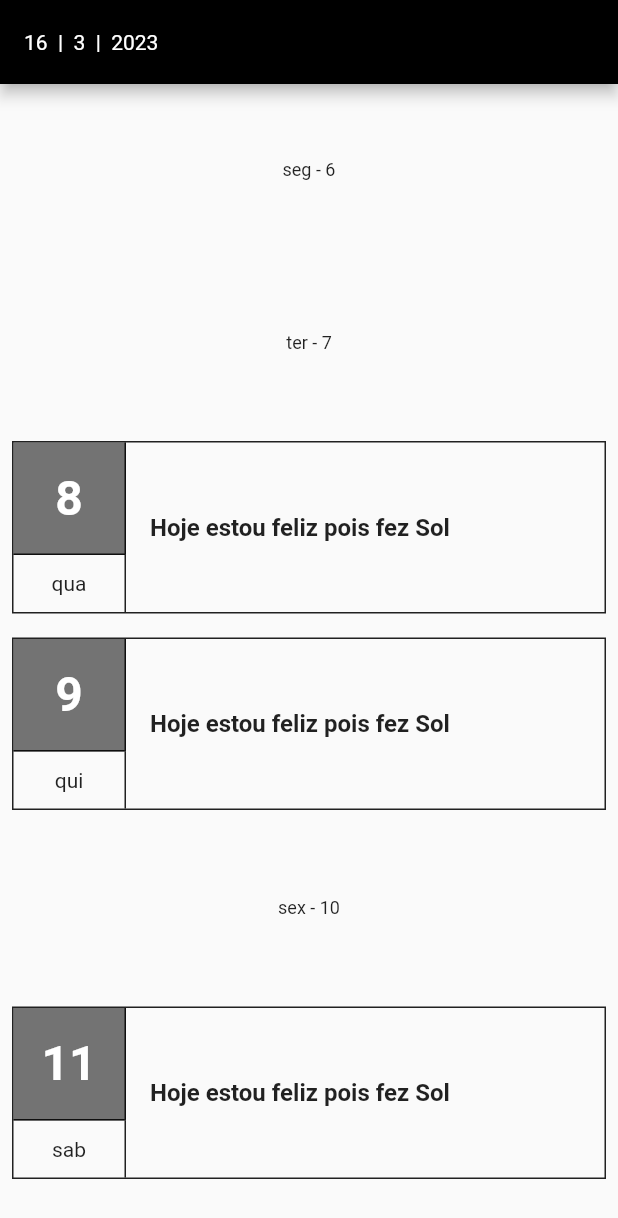
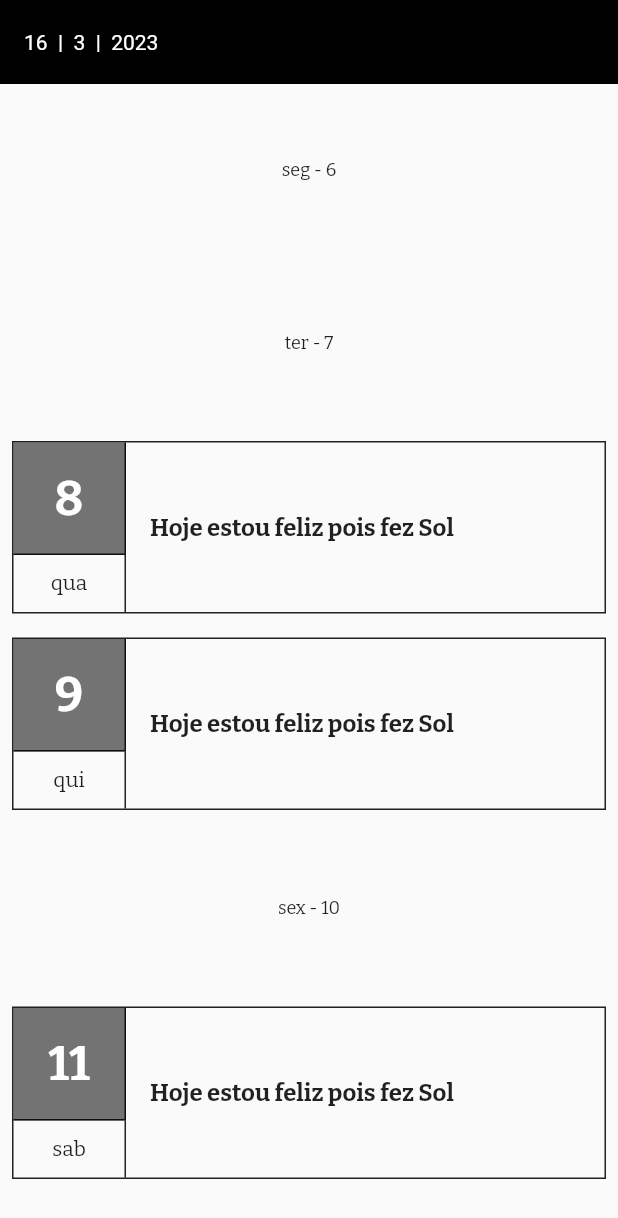
Before and after one commit to AlefMenez/my_diary, a Flutter app: the screen it shows after launch, on a phone screen of 412 x 824 dp. Shown: the top 1218 px of the screen. Run offline on Flutter 3.47's test engine with Material 2 defaults, Android fonts, the phone set to English and light mode, and no system bars; our stand-ins replace google_fonts; network calls fail.

Commit message:
novo commit

```diff
--- a/lib/main.dart
+++ b/lib/main.dart
@@ -1,8 +1,14 @@
 import 'package:flutter/material.dart';
+import 'package:flutter_webapi_first_course/services/journal_service.dart';
+import 'package:google_fonts/google_fonts.dart';
 import 'screens/home_screen/home_screen.dart';
 
 void main() {
   runApp(const MyApp());
+
+  journalService service = journalService();
+  service.register("Olá mundo!");
+  service.get();
 }
 
 class MyApp extends StatelessWidget {
@@ -14,11 +20,14 @@ class MyApp extends StatelessWidget {
       debugShowCheckedModeBanner: false,
       theme: ThemeData(
         primarySwatch: Colors.grey,
-        appBarTheme: AppBarTheme(
-            backgroundColor: Colors.black,
-            titleTextStyle: TextStyle(
-              color: Colors.white,
-            )),
+        appBarTheme: const AppBarTheme(
+          elevation: 0,
+          backgroundColor: Colors.black,
+          titleTextStyle: TextStyle(
+            color: Colors.white,
+          ),
+        ),
+        textTheme: GoogleFonts.bitterTextTheme(),
       ),
       darkTheme: ThemeData.dark(),
       themeMode: ThemeMode.light,
--- a/pubspec.yaml
+++ b/pubspec.yaml
@@ -14,6 +14,8 @@ dependencies:
 
   cupertino_icons: ^1.0.2
   uuid: ^3.0.6
+  google_fonts: ^3.0.1
+  http: ^0.13.5
 
 dev_dependencies:
   flutter_test:
```
Also changed, not shown: lib/services/journal_service.dart (added, +20 -0 lines), pubspec.lock, 2 other files.
